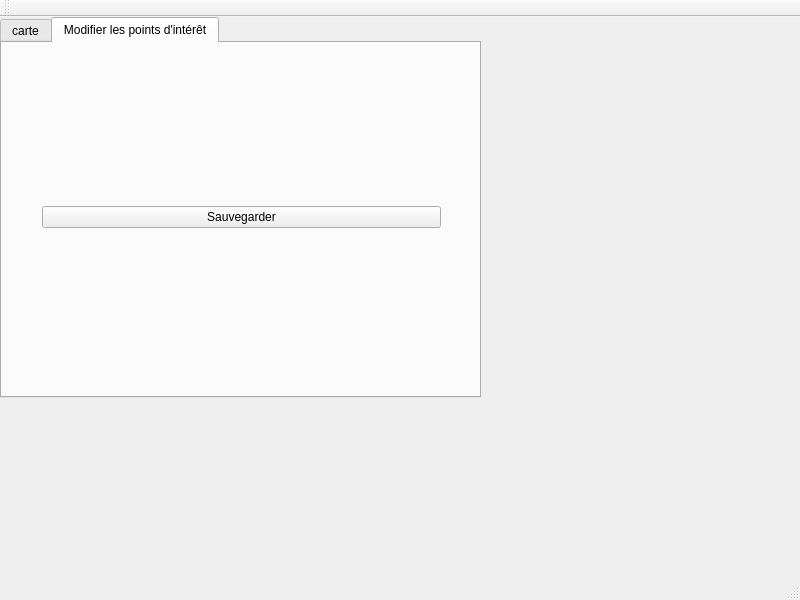
This is mainwindow.ui in albinpoignot/QtProject as Qt 5 draws it before an edit. The edited form follows.
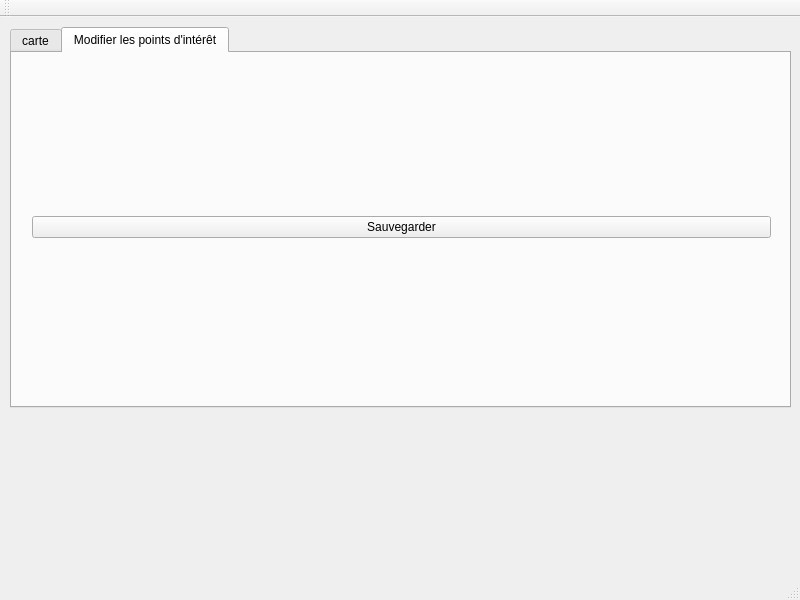
This is the edited form. The open tabs and pages were chosen to show the change.

Diff of the .ui file:
```diff
--- a/mainwindow.ui
+++ b/mainwindow.ui
@@ -23,9 +23,9 @@
    <widget class="QTabWidget" name="tabWidget">
     <property name="geometry">
      <rect>
-      <x>0</x>
-      <y>0</y>
-      <width>481</width>
+      <x>10</x>
+      <y>10</y>
+      <width>781</width>
       <height>381</height>
      </rect>
     </property>
@@ -44,9 +44,9 @@
      <widget class="QWidget" name="verticalLayoutWidget">
       <property name="geometry">
        <rect>
-        <x>29</x>
+        <x>9</x>
         <y>19</y>
-        <width>421</width>
+        <width>761</width>
         <height>311</height>
        </rect>
       </property>
```
